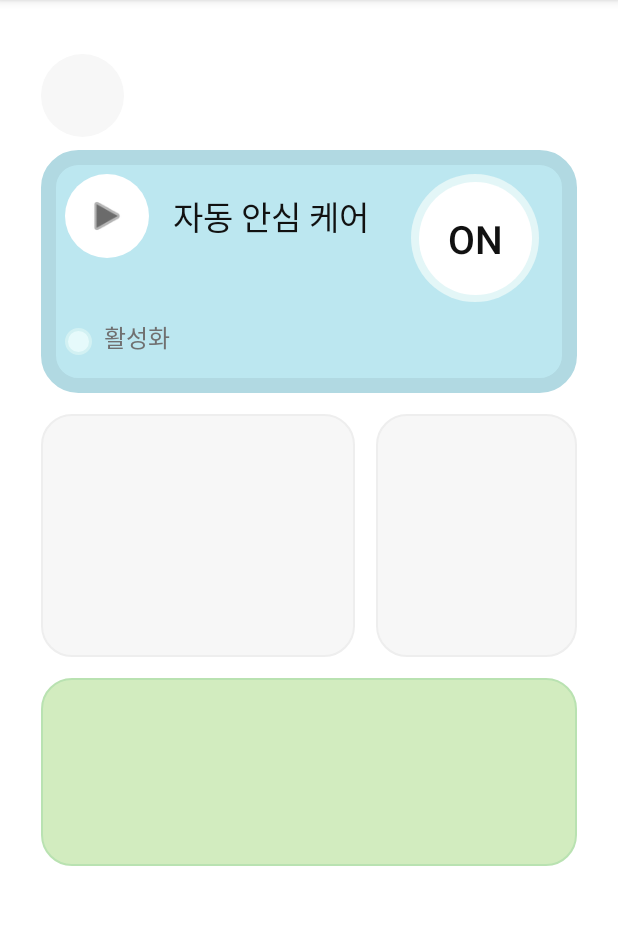
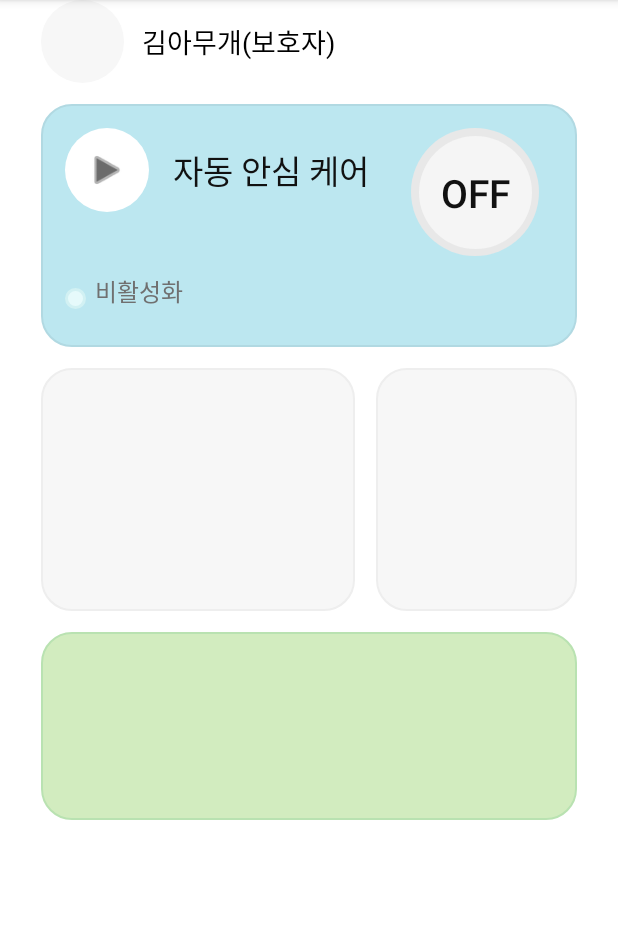
Before and after one commit to hyojeong130/dolbomgil_android_protect, an Android app built with Jetpack Compose: the HomeActivity screen opened directly, with no data from a screen before it, after a tap on "ON", on a phone screen of 412 x 824 dp, the part 84-1009 px from its top. Run offline under Robolectric (Android 15) with nearby library versions, the phone set to English and light mode, and no system bars.

Commit message:
프론트2

```diff
--- a/app/src/main/java/com/example/dive_pre/HomeActivity.kt
+++ b/app/src/main/java/com/example/dive_pre/HomeActivity.kt
@@ -2,33 +2,41 @@ package com.example.dive_pre
 
 import android.os.Bundle
 import androidx.appcompat.app.AppCompatActivity
+import com.example.dive_pre.databinding.ActivityHomeBinding
+import com.example.dive_pre.databinding.ViewCardAutoBinding
 
 class HomeActivity : AppCompatActivity() {
+
+    private lateinit var vb: ActivityHomeBinding
+    private lateinit var autoCardBinding: ViewCardAutoBinding   // nullable 아님
+
+    private var isAutoOn = true
+
     override fun onCreate(savedInstanceState: Bundle?) {
         super.onCreate(savedInstanceState)
-        setContentView(R.layout.activity_home)
+        vb = ActivityHomeBinding.inflate(layoutInflater)
+        setContentView(vb.root)
 
-        // HomeActivity.kt (onCreate 안)
-        val cardAuto = findViewById<FrameLayout>(R.id.cardAuto)
-        val tvToggle = findViewById<TextView>(R.id.tvToggle)
+        // ⬇️ bind() 호출 없이 그대로 사용
+        autoCardBinding = vb.includeAuto
 
-// 초기 상태: ON
-        var isOn = true
-        cardAuto.setBackgroundResource(R.drawable.bg_card_auto_on)
-        tvToggle.text = "ON"
+        renderAutoCard()
 
-// 토글 클릭으로 ON/OFF 전환
-        findViewById<android.view.View>(R.id.toggleGroup).setOnClickListener {
-            isOn = !isOn
-            if (isOn) {
-                cardAuto.setBackgroundResource(R.drawable.bg_card_auto_on)
-                tvToggle.text = "ON"
-            } else {
-                cardAuto.setBackgroundResource(R.drawable.bg_card_auto_off)
-                tvToggle.text = "OFF"
-            }
+        autoCardBinding.toggleGroup.setOnClickListener {
+            isAutoOn = !isAutoOn
+            renderAutoCard()
         }
-
     }
 
+    private fun renderAutoCard() = with(autoCardBinding) {
+        ivToggleOuter.setBackgroundResource(
+            if (isAutoOn) R.drawable.bg_toggle_outer_on else R.drawable.bg_toggle_outer_off
+        )
+        tvToggle.setBackgroundResource(
+            if (isAutoOn) R.drawable.bg_toggle_inner_on else R.drawable.bg_toggle_inner_off
+        )
+        tvToggle.text = if (isAutoOn) "ON" else "OFF"
+        ivDot.setBackgroundResource(R.drawable.bg_status_dot)
+        tvStatus.text = if (isAutoOn) "활성화" else "비활성화"
+    }
 }
--- a/app/src/main/java/com/example/dive_pre/SignUpStep2Activity.kt
+++ b/app/src/main/java/com/example/dive_pre/SignUpStep2Activity.kt
@@ -24,7 +24,7 @@ class SignUpStep2Activity : AppCompatActivity() {
 
         // Complete 버튼 → HomeActivity로 이동
         vb.btnComplete.setOnClickListener {
-            val intent = Intent(this, HomeActivity::class.java)
+            val intent = Intent(this, LoginActivity::class.java)
             startActivity(intent)
             finishAffinity() // 회원가입 스텝 액티비티 전부 종료
         }
--- a/app/src/main/res/drawable/bg_card_auto.xml
+++ /dev/null
@@ -1,6 +0,0 @@
-<?xml version="1.0" encoding="utf-8"?>
-<shape xmlns:android="http://schemas.android.com/apk/res/android">
-    <solid android:color="#BCE7F0"/> <!-- 배경 -->
-    <corners android:radius="20dp"/>
-    <stroke android:width="1dp" android:color="#B1D9E2"/> <!-- 테두리 -->
-</shape>
--- a/app/src/main/res/drawable/bg_card_auto_on.xml
+++ b/app/src/main/res/drawable/bg_card_auto_on.xml
@@ -2,5 +2,5 @@
 <shape xmlns:android="http://schemas.android.com/apk/res/android">
     <solid android:color="#BCE7F0"/>         <!-- ON 배경 -->
     <corners android:radius="20dp"/>
-    <stroke android:width="10dp" android:color="#B1D9E2"/>  <!-- 선 -->
+    <stroke android:width="1dp" android:color="#B1D9E2"/>  <!-- 선 -->
 </shape>
--- a/app/src/main/res/drawable/bg_icon_circle.xml
+++ b/app/src/main/res/drawable/bg_icon_circle.xml
@@ -1,5 +1,5 @@
 <?xml version="1.0" encoding="utf-8"?>
 <shape xmlns:android="http://schemas.android.com/apk/res/android" android:shape="oval">
     <solid android:color="#FFFFFF"/>
-    <size android:width="37dp" android:height="37dp"/>
+    <size android:width="29dp" android:height="29dp"/>
 </shape>
--- a/app/src/main/res/drawable/bg_toggle_inner.xml
+++ b/app/src/main/res/drawable/bg_toggle_inner_off.xml
@@ -1,4 +1,5 @@
 <?xml version="1.0" encoding="utf-8"?>
 <shape xmlns:android="http://schemas.android.com/apk/res/android" android:shape="oval">
-    <solid android:color="#FFFFFF"/>
+    <solid android:color="#F5F5F5"/>
+    <size android:width="75dp" android:height="75dp"/>
 </shape>
--- a/app/src/main/res/drawable/bg_toggle_outer.xml
+++ b/app/src/main/res/drawable/bg_toggle_inner_on.xml
@@ -1,4 +1,5 @@
 <?xml version="1.0" encoding="utf-8"?>
 <shape xmlns:android="http://schemas.android.com/apk/res/android" android:shape="oval">
-    <solid android:color="#E3F6F7"/>   <!-- 옅은 민트 -->
+    <solid android:color="#FFFFFF"/>
+    <size android:width="75dp" android:height="75dp"/>
 </shape>
--- /dev/null
+++ b/app/src/main/res/drawable/bg_toggle_outer_off.xml
@@ -0,0 +1,7 @@
+<?xml version="1.0" encoding="utf-8"?>
+<shape xmlns:android="http://schemas.android.com/apk/res/android" android:shape="oval">
+    <solid android:color="#E8E8E8"/>
+    <size android:width="85dp" android:height="85dp"/>
+    <stroke android:width="0dp" android:color="@android:color/transparent"/>
+    <padding android:left="10dp" android:top="10dp" android:right="10dp" android:bottom="10dp"/>
+</shape>
--- /dev/null
+++ b/app/src/main/res/drawable/bg_toggle_outer_on.xml
@@ -0,0 +1,9 @@
+<?xml version="1.0" encoding="utf-8"?>
+<shape xmlns:android="http://schemas.android.com/apk/res/android" android:shape="oval">
+    <!-- 바깥 링 배경(연한 청록) -->
+    <solid android:color="#E1F6F8"/>
+    <!-- 링 효과: 안쪽을 흰색 원으로 덮어서 두께 느낌 -->
+    <size android:width="85dp" android:height="85dp"/>
+    <stroke android:width="0dp" android:color="@android:color/transparent"/>
+    <padding android:left="10dp" android:top="10dp" android:right="10dp" android:bottom="10dp"/>
+</shape>
--- a/app/src/main/res/layout/activity_home.xml
+++ b/app/src/main/res/layout/activity_home.xml
@@ -15,7 +15,6 @@
         android:layout_height="wrap_content"
         android:orientation="horizontal"
         android:gravity="center_vertical"
-        android:layout_marginBottom="14dp"
         app:layout_constraintTop_toTopOf="parent"
         app:layout_constraintStart_toStartOf="parent">
 
@@ -32,13 +31,10 @@
             android:layout_height="wrap_content"
             android:layout_marginStart="12dp"
             android:text="김아무개(보호자)"
-            android:textSize="18sp"
             android:textColor="#000000"
-            android:layout_marginTop="@dimen/home_top_offset"
-            app:layout_constraintTop_toTopOf="parent"
-            app:layout_constraintStart_toStartOf="parent"
-            app:layout_constraintEnd_toEndOf="parent" />
+            android:textSize="18sp" />
     </LinearLayout>
+
 
     <!-- 1) 상단 넓은 카드 -->
     <!-- activity_home.xml -->
@@ -47,17 +43,21 @@
         android:layout_width="0dp"
         android:layout_height="@dimen/home_card_h"
         android:background="@drawable/bg_card_auto_on"
-        android:layout_marginTop="@dimen/home_top_offset"
-        app:layout_constraintTop_toTopOf="parent"
+        app:layout_constraintTop_toBottomOf="@id/profileSection"
         app:layout_constraintStart_toStartOf="parent"
         app:layout_constraintEnd_toEndOf="parent"
+        android:layout_marginTop="@dimen/home_gap"
         android:paddingStart="16dp"
         android:paddingTop="16dp"
         android:paddingEnd="25dp"
         android:paddingBottom="25dp">
 
-        <include layout="@layout/view_card_auto"/>
+        <!-- ⬇️ include에 id 추가 -->
+        <include
+            android:id="@+id/includeAuto"
+            layout="@layout/view_card_auto" />
     </FrameLayout>
+
 
 
     <!-- 2) 가운데 행: 위치 카드 -->
--- a/app/src/main/res/layout/view_card_auto.xml
+++ b/app/src/main/res/layout/view_card_auto.xml
@@ -15,7 +15,7 @@
         app:layout_constraintStart_toStartOf="parent"
         app:layout_constraintTop_toTopOf="parent"/>
 
-    <!-- 좌측 아이콘 (임시로 시스템 아이콘 사용) -->
+    <!-- 좌측 아이콘 -->
     <ImageView
         android:id="@+id/ivIcon"
         android:layout_width="28dp"
@@ -50,14 +50,15 @@
         app:layout_constraintEnd_toEndOf="parent"
         app:layout_constraintTop_toTopOf="parent">
 
-        <!-- 바깥 옅은 링 -->
-        <View
-            android:id="@+id/toggleOuter"
+        <!-- 바깥 링 -->
+        <ImageView
+            android:id="@+id/ivToggleOuter"
             android:layout_width="match_parent"
             android:layout_height="match_parent"
-            android:background="@drawable/bg_toggle_outer"/>
+            android:background="@drawable/bg_toggle_outer_on"
+            android:contentDescription="@null"/>
 
-        <!-- 안쪽 흰 원 + 텍스트 -->
+        <!-- 안쪽 원 + 텍스트 -->
         <TextView
             android:id="@+id/tvToggle"
             android:layout_width="75dp"
@@ -67,18 +68,18 @@
             android:textColor="#111111"
             android:textSize="26sp"
             android:fontFamily="sans-serif-medium"
-            android:background="@drawable/bg_toggle_inner"
+            android:background="@drawable/bg_toggle_inner_on"
             app:layout_constraintStart_toStartOf="parent"
             app:layout_constraintEnd_toEndOf="parent"
             app:layout_constraintTop_toTopOf="parent"
             app:layout_constraintBottom_toBottomOf="parent"/>
     </androidx.constraintlayout.widget.ConstraintLayout>
 
-    <!-- 좌하단 작은 점 + '활성화' -->
-    <ImageView
+    <!-- 좌하단 상태 점 -->
+    <View
         android:id="@+id/ivDot"
-        android:layout_width="18dp"
-        android:layout_height="18dp"
+        android:layout_width="14dp"
+        android:layout_height="14dp"
         android:background="@drawable/bg_status_dot"
         app:layout_constraintStart_toStartOf="parent"
         app:layout_constraintBottom_toBottomOf="parent"/>
@@ -90,7 +91,7 @@
         android:text="활성화"
         android:textColor="#707070"
         android:textSize="16sp"
-        android:layout_marginStart="8dp"
+        android:layout_marginStart="6dp"
         app:layout_constraintStart_toEndOf="@id/ivDot"
         app:layout_constraintBottom_toBottomOf="@id/ivDot"/>
 
```
